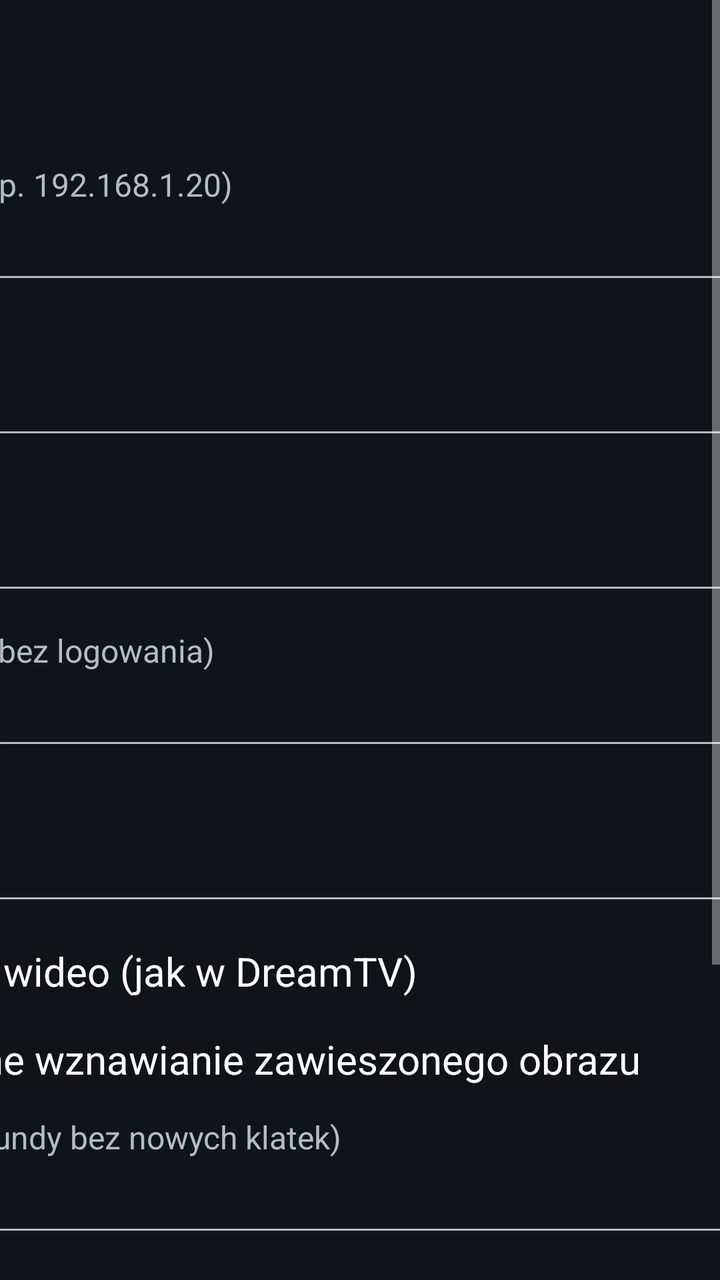
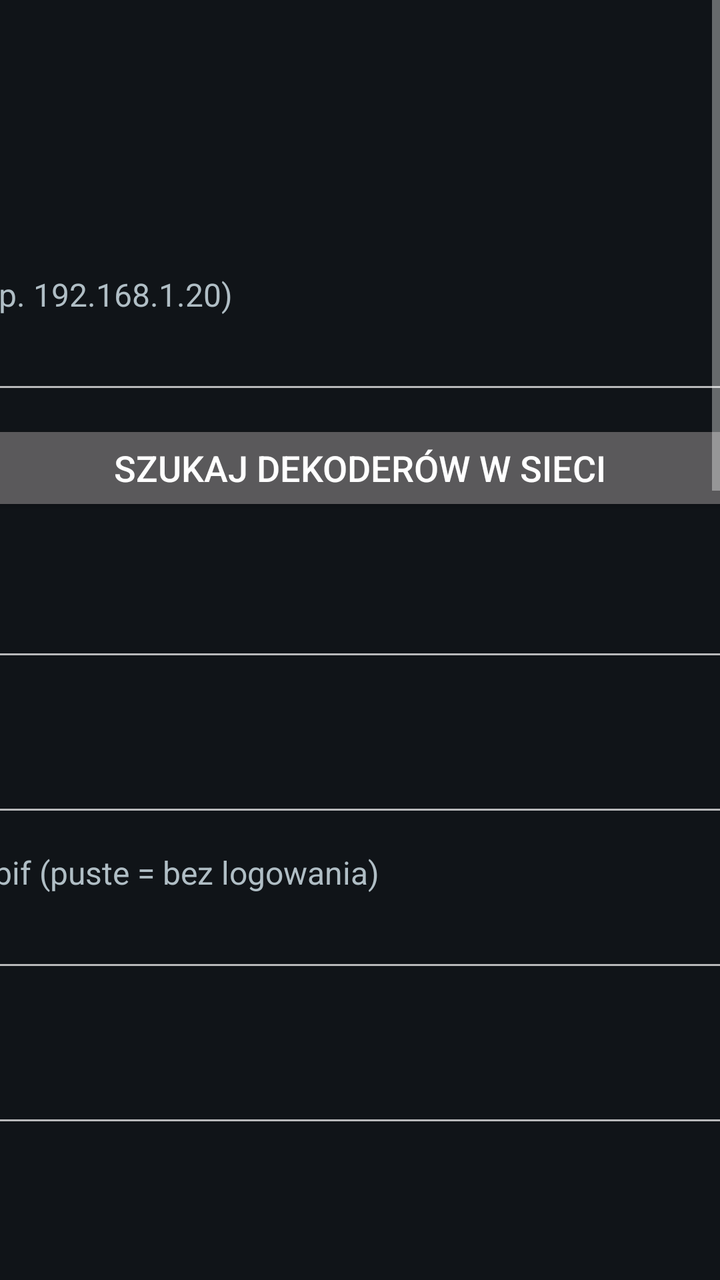

Screens rendered from an Android XML layout before and after an edit, with the pre-edit source and the edit as a unified diff.
<!-- AndroidManifest.xml: application theme AppTheme -->
<!-- res/layout/activity_settings.xml -->
<?xml version="1.0" encoding="utf-8"?>
<ScrollView xmlns:android="http://schemas.android.com/apk/res/android"
    android:layout_width="match_parent" android:layout_height="match_parent" android:background="#FF101418">
    <LinearLayout android:layout_width="720dp" android:layout_height="wrap_content" android:layout_gravity="center_horizontal" android:orientation="vertical" android:padding="32dp">
        <TextView android:id="@+id/version" android:layout_width="match_parent" android:layout_height="wrap_content" android:textColor="#FF4FC3F7" android:textSize="28sp" android:textStyle="bold" />
        <TextView android:layout_width="match_parent" android:layout_height="wrap_content" android:layout_marginTop="12dp" android:text="Adres IP dekodera (np. 192.168.1.20)" android:textColor="#FFB0BEC5" android:textSize="16sp" />
        <EditText android:id="@+id/host" android:layout_width="match_parent" android:layout_height="wrap_content" android:inputType="text" android:imeOptions="actionNext" android:singleLine="true" android:textColor="#FFFFFFFF" android:textSize="20sp" />
        <TextView android:layout_width="match_parent" android:layout_height="wrap_content" android:layout_marginTop="12dp" android:text="Port OpenWebif" android:textColor="#FFB0BEC5" android:textSize="16sp" />
        <EditText android:id="@+id/httpPort" android:layout_width="match_parent" android:layout_height="wrap_content" android:inputType="number" android:imeOptions="actionNext" android:singleLine="true" android:textColor="#FFFFFFFF" android:textSize="20sp" />
        <TextView android:layout_width="match_parent" android:layout_height="wrap_content" android:layout_marginTop="12dp" android:text="Port streamingu" android:textColor="#FFB0BEC5" android:textSize="16sp" />
        <EditText android:id="@+id/streamPort" android:layout_width="match_parent" android:layout_height="wrap_content" android:inputType="number" android:imeOptions="actionNext" android:singleLine="true" android:textColor="#FFFFFFFF" android:textSize="20sp" />
        <TextView android:layout_width="match_parent" android:layout_height="wrap_content" android:layout_marginTop="12dp" android:text="Użytkownik (puste = bez logowania)" android:textColor="#FFB0BEC5" android:textSize="16sp" />
        <EditText android:id="@+id/user" android:layout_width="match_parent" android:layout_height="wrap_content" android:inputType="text" android:imeOptions="actionNext" android:singleLine="true" android:textColor="#FFFFFFFF" android:textSize="20sp" />
        <TextView android:layout_width="match_parent" android:layout_height="wrap_content" android:layout_marginTop="12dp" android:text="Hasło" android:textColor="#FFB0BEC5" android:textSize="16sp" />
        <EditText android:id="@+id/pass" android:layout_width="match_parent" android:layout_height="wrap_content" android:inputType="textPassword" android:imeOptions="actionNext" android:singleLine="true" android:textColor="#FFFFFFFF" android:textSize="20sp" />
        <CheckBox android:id="@+id/tunneling" android:layout_width="match_parent" android:layout_height="wrap_content" android:layout_marginTop="12dp" android:text="Tunelowanie wideo (jak w DreamTV)" android:textColor="#FFFFFFFF" android:textSize="20sp" />
        <CheckBox android:id="@+id/watchdog" android:layout_width="match_parent" android:layout_height="wrap_content" android:layout_marginTop="12dp" android:text="Automatyczne wznawianie zawieszonego obrazu" android:textColor="#FFFFFFFF" android:textSize="20sp" />
        <TextView android:layout_width="match_parent" android:layout_height="wrap_content" android:layout_marginTop="12dp" android:text="Zawieszenie po (sekundy bez nowych klatek)" android:textColor="#FFB0BEC5" android:textSize="16sp" />
        <EditText android:id="@+id/stallSec" android:layout_width="match_parent" android:layout_height="wrap_content" android:inputType="number" android:imeOptions="actionNext" android:singleLine="true" android:textColor="#FFFFFFFF" android:textSize="20sp" />
        <TextView android:layout_width="match_parent" android:layout_height="wrap_content" android:layout_marginTop="12dp" android:text="Bufor startowy (ms)" android:textColor="#FFB0BEC5" android:textSize="16sp" />
        <EditText android:id="@+id/bufferMs" android:layout_width="match_parent" android:layout_height="wrap_content" android:inputType="number" android:imeOptions="actionNext" android:singleLine="true" android:textColor="#FFFFFFFF" android:textSize="20sp" />
        <CheckBox android:id="@+id/force50" android:layout_width="match_parent" android:layout_height="wrap_content" android:layout_marginTop="12dp" android:text="Wymuś 50 Hz na ekranie podczas oglądania" android:textColor="#FFFFFFFF" android:textSize="20sp" />
        <LinearLayout android:layout_width="match_parent" android:layout_height="wrap_content" android:layout_marginTop="24dp" android:orientation="horizontal">
            <Button android:id="@+id/save" android:layout_width="0dp" android:layout_height="wrap_content" android:layout_weight="1" android:text="Zapisz" android:textSize="20sp" />
            <Button android:id="@+id/cancel" android:layout_width="0dp" android:layout_height="wrap_content" android:layout_weight="1" android:text="Anuluj" android:textSize="20sp" />
        </LinearLayout>
    </LinearLayout>
</ScrollView>
<!-- resources referenced by this layout -->
<resources>
  <style name="AppTheme" parent="android:Theme.Material.NoActionBar.Fullscreen">
          <item name="android:windowBackground">@android:color/black</item>
          <item name="android:colorAccent">#FF4FC3F7</item>
      </style>
</resources>

<!-- the commit's change to res/layout/activity_settings.xml (unified diff, before → after) -->
@@ -3,23 +3,45 @@
     android:layout_width="match_parent" android:layout_height="match_parent" android:background="#FF101418">
     <LinearLayout android:layout_width="720dp" android:layout_height="wrap_content" android:layout_gravity="center_horizontal" android:orientation="vertical" android:padding="32dp">
         <TextView android:id="@+id/version" android:layout_width="match_parent" android:layout_height="wrap_content" android:textColor="#FF4FC3F7" android:textSize="28sp" android:textStyle="bold" />
+        <TextView android:layout_width="match_parent" android:layout_height="wrap_content" android:layout_marginTop="28dp" android:text="Dekoder" android:textColor="#FF4FC3F7" android:textSize="20sp" android:textStyle="bold" />
         <TextView android:layout_width="match_parent" android:layout_height="wrap_content" android:layout_marginTop="12dp" android:text="Adres IP dekodera (np. 192.168.1.20)" android:textColor="#FFB0BEC5" android:textSize="16sp" />
         <EditText android:id="@+id/host" android:layout_width="match_parent" android:layout_height="wrap_content" android:inputType="text" android:imeOptions="actionNext" android:singleLine="true" android:textColor="#FFFFFFFF" android:textSize="20sp" />
+        <Button android:id="@+id/discover" android:layout_width="match_parent" android:layout_height="wrap_content" android:layout_marginTop="8dp" android:text="Szukaj dekoderów w sieci" android:textSize="18sp" />
         <TextView android:layout_width="match_parent" android:layout_height="wrap_content" android:layout_marginTop="12dp" android:text="Port OpenWebif" android:textColor="#FFB0BEC5" android:textSize="16sp" />
         <EditText android:id="@+id/httpPort" android:layout_width="match_parent" android:layout_height="wrap_content" android:inputType="number" android:imeOptions="actionNext" android:singleLine="true" android:textColor="#FFFFFFFF" android:textSize="20sp" />
         <TextView android:layout_width="match_parent" android:layout_height="wrap_content" android:layout_marginTop="12dp" android:text="Port streamingu" android:textColor="#FFB0BEC5" android:textSize="16sp" />
         <EditText android:id="@+id/streamPort" android:layout_width="match_parent" android:layout_height="wrap_content" android:inputType="number" android:imeOptions="actionNext" android:singleLine="true" android:textColor="#FFFFFFFF" android:textSize="20sp" />
-        <TextView android:layout_width="match_parent" android:layout_height="wrap_content" android:layout_marginTop="12dp" android:text="Użytkownik (puste = bez logowania)" android:textColor="#FFB0BEC5" android:textSize="16sp" />
+        <TextView android:layout_width="match_parent" android:layout_height="wrap_content" android:layout_marginTop="12dp" android:text="Użytkownik OpenWebif (puste = bez logowania)" android:textColor="#FFB0BEC5" android:textSize="16sp" />
         <EditText android:id="@+id/user" android:layout_width="match_parent" android:layout_height="wrap_content" android:inputType="text" android:imeOptions="actionNext" android:singleLine="true" android:textColor="#FFFFFFFF" android:textSize="20sp" />
-        <TextView android:layout_width="match_parent" android:layout_height="wrap_content" android:layout_marginTop="12dp" android:text="Hasło" android:textColor="#FFB0BEC5" android:textSize="16sp" />
+        <TextView android:layout_width="match_parent" android:layout_height="wrap_content" android:layout_marginTop="12dp" android:text="Hasło OpenWebif" android:textColor="#FFB0BEC5" android:textSize="16sp" />
         <EditText android:id="@+id/pass" android:layout_width="match_parent" android:layout_height="wrap_content" android:inputType="textPassword" android:imeOptions="actionNext" android:singleLine="true" android:textColor="#FFFFFFFF" android:textSize="20sp" />
+        <TextView android:layout_width="match_parent" android:layout_height="wrap_content" android:layout_marginTop="28dp" android:text="Odtwarzanie" android:textColor="#FF4FC3F7" android:textSize="20sp" android:textStyle="bold" />
         <CheckBox android:id="@+id/tunneling" android:layout_width="match_parent" android:layout_height="wrap_content" android:layout_marginTop="12dp" android:text="Tunelowanie wideo (jak w DreamTV)" android:textColor="#FFFFFFFF" android:textSize="20sp" />
         <CheckBox android:id="@+id/watchdog" android:layout_width="match_parent" android:layout_height="wrap_content" android:layout_marginTop="12dp" android:text="Automatyczne wznawianie zawieszonego obrazu" android:textColor="#FFFFFFFF" android:textSize="20sp" />
         <TextView android:layout_width="match_parent" android:layout_height="wrap_content" android:layout_marginTop="12dp" android:text="Zawieszenie po (sekundy bez nowych klatek)" android:textColor="#FFB0BEC5" android:textSize="16sp" />
         <EditText android:id="@+id/stallSec" android:layout_width="match_parent" android:layout_height="wrap_content" android:inputType="number" android:imeOptions="actionNext" android:singleLine="true" android:textColor="#FFFFFFFF" android:textSize="20sp" />
         <TextView android:layout_width="match_parent" android:layout_height="wrap_content" android:layout_marginTop="12dp" android:text="Bufor startowy (ms)" android:textColor="#FFB0BEC5" android:textSize="16sp" />
         <EditText android:id="@+id/bufferMs" android:layout_width="match_parent" android:layout_height="wrap_content" android:inputType="number" android:imeOptions="actionNext" android:singleLine="true" android:textColor="#FFFFFFFF" android:textSize="20sp" />
-        <CheckBox android:id="@+id/force50" android:layout_width="match_parent" android:layout_height="wrap_content" android:layout_marginTop="12dp" android:text="Wymuś 50 Hz na ekranie podczas oglądania" android:textColor="#FFFFFFFF" android:textSize="20sp" />
+        <TextView android:layout_width="match_parent" android:layout_height="wrap_content" android:layout_marginTop="12dp" android:text="Odświeżanie ekranu podczas oglądania" android:textColor="#FFB0BEC5" android:textSize="16sp" />
+        <RadioGroup android:id="@+id/afr" android:layout_width="match_parent" android:layout_height="wrap_content" android:orientation="vertical">
+            <RadioButton android:id="@+id/afrOff" android:layout_width="match_parent" android:layout_height="wrap_content" android:text="Bez zmian (jak w systemie)" android:textColor="#FFFFFFFF" android:textSize="20sp" />
+            <RadioButton android:id="@+id/afr50" android:layout_width="match_parent" android:layout_height="wrap_content" android:text="Zawsze 50 Hz" android:textColor="#FFFFFFFF" android:textSize="20sp" />
+            <RadioButton android:id="@+id/afrAuto" android:layout_width="match_parent" android:layout_height="wrap_content" android:text="Automatycznie wg treści (25/50 → 50 Hz)" android:textColor="#FFFFFFFF" android:textSize="20sp" />
+        </RadioGroup>
+        <TextView android:layout_width="match_parent" android:layout_height="wrap_content" android:layout_marginTop="28dp" android:text="Dźwięk" android:textColor="#FF4FC3F7" android:textSize="20sp" android:textStyle="bold" />
+        <TextView android:layout_width="match_parent" android:layout_height="wrap_content" android:layout_marginTop="12dp" android:text="Preferowany język (ISO 639-2, np. pol,eng)" android:textColor="#FFB0BEC5" android:textSize="16sp" />
+        <EditText android:id="@+id/audioLang" android:layout_width="match_parent" android:layout_height="wrap_content" android:inputType="text" android:imeOptions="actionNext" android:singleLine="true" android:textColor="#FFFFFFFF" android:textSize="20sp" />
+        <CheckBox android:id="@+id/preferAc3" android:layout_width="match_parent" android:layout_height="wrap_content" android:layout_marginTop="12dp" android:text="Preferuj AC3 / E-AC3 (Dolby)" android:textColor="#FFFFFFFF" android:textSize="20sp" />
+        <TextView android:layout_width="match_parent" android:layout_height="wrap_content" android:layout_marginTop="12dp" android:text="Wybór ścieżki dla kanału: przytrzymaj OK → Ścieżka dźwięku (zapamiętywane)" android:textColor="#FFB0BEC5" android:textSize="16sp" />
+        <TextView android:layout_width="match_parent" android:layout_height="wrap_content" android:layout_marginTop="28dp" android:text="Log diagnostyczny" android:textColor="#FF4FC3F7" android:textSize="20sp" android:textStyle="bold" />
+        <CheckBox android:id="@+id/logFtp" android:layout_width="match_parent" android:layout_height="wrap_content" android:layout_marginTop="12dp" android:text="Wysyłaj log na dekoder przez FTP (co 2 min)" android:textColor="#FFFFFFFF" android:textSize="20sp" />
+        <TextView android:layout_width="match_parent" android:layout_height="wrap_content" android:layout_marginTop="12dp" android:text="Użytkownik FTP dekodera" android:textColor="#FFB0BEC5" android:textSize="16sp" />
+        <EditText android:id="@+id/ftpUser" android:layout_width="match_parent" android:layout_height="wrap_content" android:inputType="text" android:imeOptions="actionNext" android:singleLine="true" android:textColor="#FFFFFFFF" android:textSize="20sp" />
+        <TextView android:layout_width="match_parent" android:layout_height="wrap_content" android:layout_marginTop="12dp" android:text="Hasło FTP (puste, jeśli root bez hasła)" android:textColor="#FFB0BEC5" android:textSize="16sp" />
+        <EditText android:id="@+id/ftpPass" android:layout_width="match_parent" android:layout_height="wrap_content" android:inputType="textPassword" android:imeOptions="actionNext" android:singleLine="true" android:textColor="#FFFFFFFF" android:textSize="20sp" />
+        <TextView android:layout_width="match_parent" android:layout_height="wrap_content" android:layout_marginTop="12dp" android:text="Katalog na dekoderze (np. /tmp lub /media/hdd)" android:textColor="#FFB0BEC5" android:textSize="16sp" />
+        <EditText android:id="@+id/ftpDir" android:layout_width="match_parent" android:layout_height="wrap_content" android:inputType="text" android:imeOptions="actionNext" android:singleLine="true" android:textColor="#FFFFFFFF" android:textSize="20sp" />
+        <TextView android:id="@+id/logPath" android:layout_width="match_parent" android:layout_height="wrap_content" android:layout_marginTop="8dp" android:textColor="#FF90A4AE" android:textSize="14sp" />
         <LinearLayout android:layout_width="match_parent" android:layout_height="wrap_content" android:layout_marginTop="24dp" android:orientation="horizontal">
             <Button android:id="@+id/save" android:layout_width="0dp" android:layout_height="wrap_content" android:layout_weight="1" android:text="Zapisz" android:textSize="20sp" />
             <Button android:id="@+id/cancel" android:layout_width="0dp" android:layout_height="wrap_content" android:layout_weight="1" android:text="Anuluj" android:textSize="20sp" />
